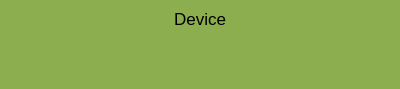
Before: the Qt Designer form C++/Qt/Demo/device.ui in aadshalshihry/sandbox, drawn with Qt 5.
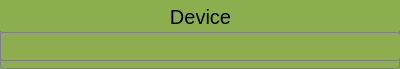
After: the same form once the commit is applied.

What changed in the file:
```diff
--- a/C++/Qt/Demo/device.ui
+++ b/C++/Qt/Demo/device.ui
@@ -7,7 +7,7 @@
     <x>0</x>
     <y>0</y>
     <width>400</width>
-    <height>89</height>
+    <height>69</height>
    </rect>
   </property>
   <property name="sizePolicy">
@@ -16,10 +16,16 @@
     <verstretch>105</verstretch>
    </sizepolicy>
   </property>
+  <property name="minimumSize">
+   <size>
+    <width>0</width>
+    <height>30</height>
+   </size>
+  </property>
   <property name="maximumSize">
    <size>
     <width>400</width>
-    <height>89</height>
+    <height>69</height>
    </size>
   </property>
   <property name="windowTitle">
@@ -31,34 +37,37 @@
 border-radius: 3px;
 border: 1px solid gray;</string>
   </property>
-  <layout class="QVBoxLayout" name="verticalLayout">
-   <property name="spacing">
-    <number>0</number>
-   </property>
-   <property name="leftMargin">
-    <number>0</number>
-   </property>
-   <property name="topMargin">
-    <number>0</number>
-   </property>
-   <property name="rightMargin">
-    <number>0</number>
-   </property>
-   <property name="bottomMargin">
-    <number>0</number>
-   </property>
-   <item>
-    <layout class="QHBoxLayout" name="horizontalLayout"/>
-   </item>
-   <item>
     <widget class="QLabel" name="label">
+   <property name="enabled">
+    <bool>true</bool>
+   </property>
+   <property name="geometry">
+    <rect>
+     <x>0</x>
+     <y>0</y>
+     <width>401</width>
+     <height>31</height>
+    </rect>
+   </property>
+   <property name="sizePolicy">
+    <sizepolicy hsizetype="Preferred" vsizetype="Preferred">
+     <horstretch>0</horstretch>
+     <verstretch>0</verstretch>
+    </sizepolicy>
+   </property>
+   <property name="maximumSize">
+    <size>
+     <width>16777215</width>
+     <height>57</height>
+    </size>
+   </property>
      <property name="font">
       <font>
-       <pointsize>13</pointsize>
+     <pointsize>15</pointsize>
       </font>
      </property>
      <property name="styleSheet">
-      <string notr="true">padding: 7px;
+    <string notr="true">padding: 0px;
 border: 0px;
 border-radius: 0px;</string>
      </property>
@@ -69,19 +78,33 @@
       <set>Qt::AlignCenter</set>
      </property>
     </widget>
-   </item>
-   <item>
     <widget class="QWidget" name="widget" native="true">
+   <property name="geometry">
+    <rect>
+     <x>0</x>
+     <y>30</y>
+     <width>400</width>
+     <height>31</height>
+    </rect>
+   </property>
      <property name="sizePolicy">
       <sizepolicy hsizetype="Expanding" vsizetype="Expanding">
        <horstretch>0</horstretch>
        <verstretch>0</verstretch>
       </sizepolicy>
      </property>
+   <property name="maximumSize">
+    <size>
+     <width>400</width>
+     <height>32</height>
+    </size>
+   </property>
      <property name="styleSheet">
       <string notr="true">margin: 0px;
 border-radius: 0px;
-border: 0px;</string>
+border: 0px;
+/*border-top: 1px solid black;
+/*background: blue;</string>
      </property>
      <widget class="QWidget" name="horizontalLayoutWidget_2">
       <property name="geometry">
@@ -89,14 +112,12 @@
         <x>0</x>
         <y>0</y>
         <width>401</width>
-        <height>51</height>
+      <height>31</height>
        </rect>
       </property>
       <layout class="QHBoxLayout" name="horizontalLayout_2"/>
      </widget>
     </widget>
-   </item>
-  </layout>
  </widget>
  <resources/>
  <connections/>
```
Lines whose indentation alone changed are shown as unchanged.
